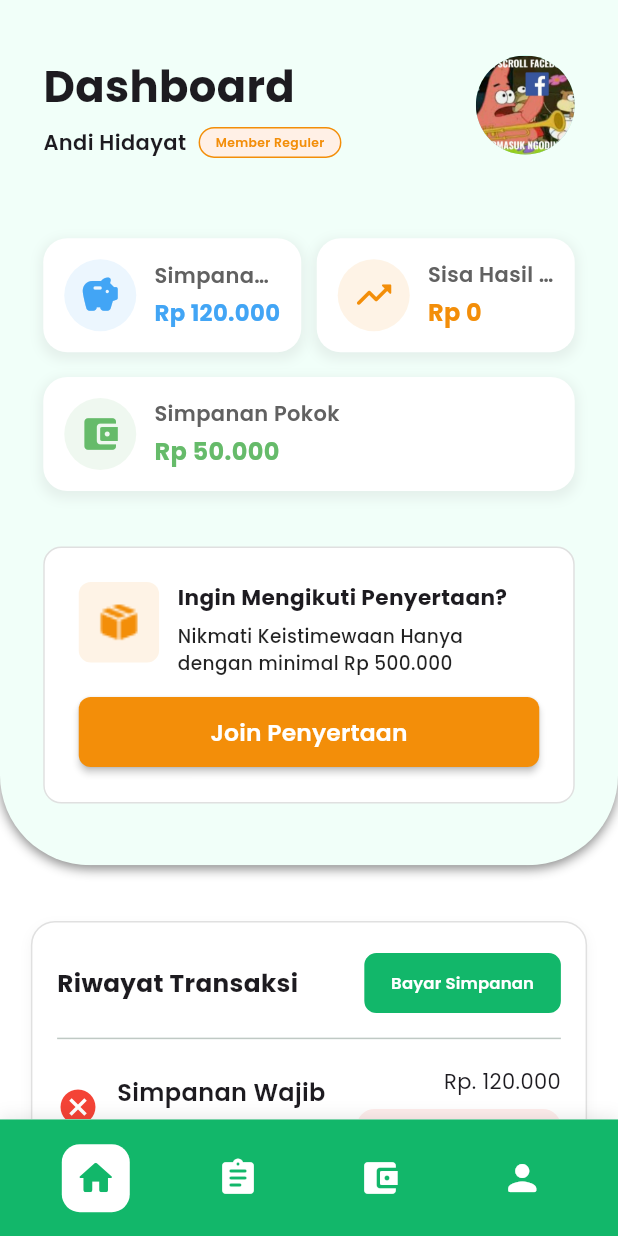
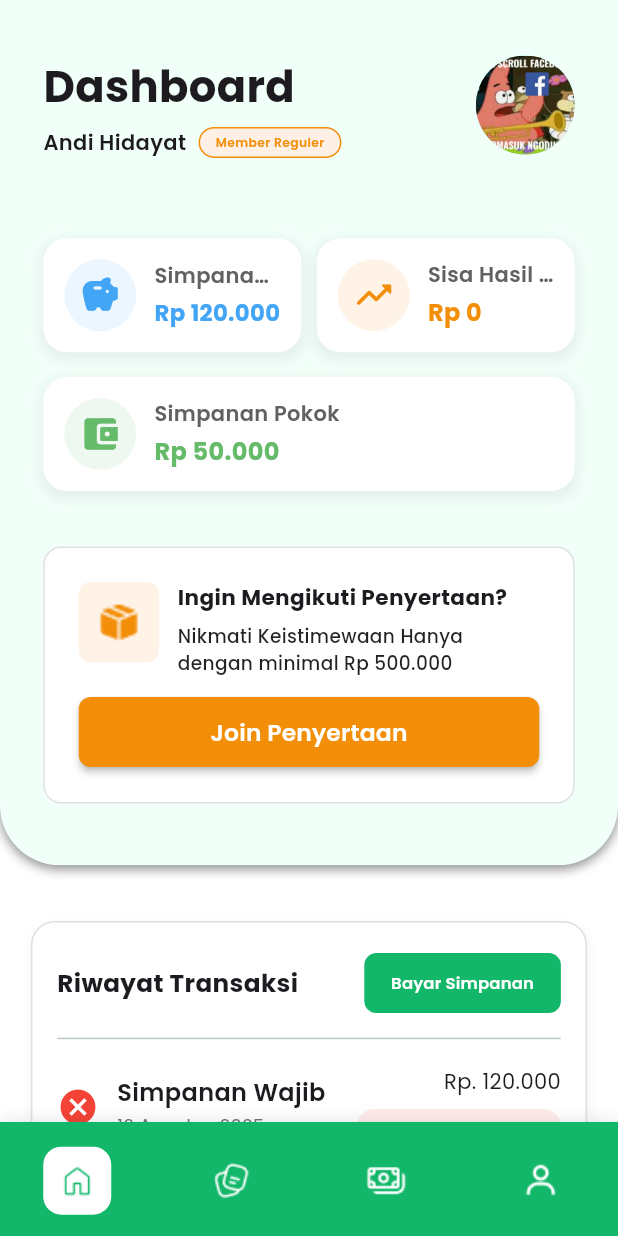
Before and after one commit to athaabiyyu/koperasi_rsb, a Flutter app: the DashboardPage screen opened by its route, on a phone screen of 412 x 824 dp. Run offline on Flutter 3.47's test engine with Material 3 defaults, Android fonts, the phone set to English and light mode, and no system bars; drawn by our look-alikes of auto_size_text; our stand-ins replace file_picker, flutter_dotenv, google_fonts, shared_preferences; accounts and stored records are empty.

Commit message:
edit icon and styling bottom navbar

```diff
--- a/lib/screens/member-biasa/dashboard/dashboard.dart
+++ b/lib/screens/member-biasa/dashboard/dashboard.dart
@@ -238,14 +238,14 @@ class _DashboardPageState extends State<DashboardPage> {
           ),
         ],
         borderRadius: const BorderRadius.only(
-          bottomLeft: Radius.circular(60),
-          bottomRight: Radius.circular(60),
+          bottomLeft: Radius.circular(40),
+          bottomRight: Radius.circular(40),
         ),
       ),
       child: ClipRRect(
         borderRadius: const BorderRadius.only(
-          bottomLeft: Radius.circular(60),
-          bottomRight: Radius.circular(60),
+          bottomLeft: Radius.circular(40),
+          bottomRight: Radius.circular(40),
         ),
         child: Container(
           width: _deviceWidth,
--- a/lib/widgets-global/navigation/app_bottom_nav.dart
+++ b/lib/widgets-global/navigation/app_bottom_nav.dart
@@ -28,16 +28,14 @@ class AppBottomNav extends StatelessWidget {
           ],
         ),
         padding: EdgeInsets.only(
-          left: _deviceWidth * 0.04,
-          right: _deviceWidth * 0.04,
-          top: _deviceHeight * 0.02,
-          bottom: _deviceHeight * 0.012,
+          top: _deviceHeight * 0.020,
+          bottom: _deviceHeight * 0.01,
         ),
         child: Row(
           mainAxisAlignment: MainAxisAlignment.spaceBetween,
           children: [
             _NavItem(
-              icon: Icons.home_rounded,
+              imagePath: 'assets/icons/home-icon.png',
               label: 'Beranda',
               selected: currentIndex == 0,
               onTap: () => onItemSelected?.call(0),
@@ -45,7 +43,7 @@ class AppBottomNav extends StatelessWidget {
               iconSize: iconSize,
             ),
             _NavItem(
-              icon: Icons.assignment_rounded,
+              imagePath: 'assets/icons/add-project-icon.png',
               label: 'Proyek',
               selected: currentIndex == 1,
               onTap: () => onItemSelected?.call(1),
@@ -53,7 +51,7 @@ class AppBottomNav extends StatelessWidget {
               iconSize: iconSize,
             ),
             _NavItem(
-              icon: Icons.account_balance_wallet_rounded,
+              imagePath: 'assets/icons/dompet-icon.png',
               label: 'Dompet',
               selected: currentIndex == 2,
               onTap: () => onItemSelected?.call(2),
@@ -61,7 +59,7 @@ class AppBottomNav extends StatelessWidget {
               iconSize: iconSize,
             ),
             _NavItem(
-              icon: Icons.person_rounded,
+              imagePath: 'assets/icons/profile-icon.png',
               label: 'Profil',
               selected: currentIndex == 3,
               onTap: () => onItemSelected?.call(3),
@@ -76,20 +74,21 @@ class AppBottomNav extends StatelessWidget {
 }
 
 class _NavItem extends StatelessWidget {
-  final IconData icon;
+  final String imagePath;
   final String label;
   final bool selected;
   final VoidCallback? onTap;
   final double boxSize;
   final double iconSize;
 
-  const _NavItem(
-      {required this.icon,
-      required this.label,
-      required this.selected,
-      this.onTap,
-      required this.boxSize,
-      required this.iconSize});
+  const _NavItem({
+    required this.imagePath,
+    required this.label,
+    required this.selected,
+    this.onTap,
+    required this.boxSize,
+    required this.iconSize,
+  });
 
   @override
   Widget build(BuildContext context) {
@@ -108,10 +107,14 @@ class _NavItem extends StatelessWidget {
                 color: selected ? Colors.white : Colors.transparent,
                 borderRadius: BorderRadius.circular(12),
               ),
-              child: Icon(
-                icon,
-                size: iconSize,
-                color: selected ? darkGreen : Colors.white,
+              child: Padding(
+                padding: const EdgeInsets.all(8.0),
+                child: Image.asset(
+                  imagePath,
+                  color: selected ? darkGreen : Colors.white,
+                  width: iconSize,
+                  height: iconSize,
+                ),
               ),
             ),
             const SizedBox(height: 6),
```
Also changed, not shown: assets/icons/add-project-icon.png (added), assets/icons/dompet-icon.png (added), assets/icons/home-icon.png (added), assets/icons/profile-icon.png (added).
